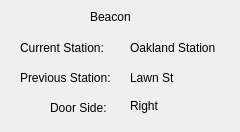
Before: the Qt Designer form TrackModel/beacon.ui in shamuraii/ECE1140, drawn with Qt 5.
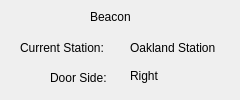
After: the same form once the commit is applied.

The edit to the form file:
```diff
--- a/TrackModel/beacon.ui
+++ b/TrackModel/beacon.ui
@@ -7,7 +7,7 @@
     <x>0</x>
     <y>0</y>
     <width>240</width>
-    <height>132</height>
+    <height>100</height>
    </rect>
   </property>
   <property name="windowTitle">
@@ -26,24 +26,11 @@
     <string>Current Station:</string>
    </property>
   </widget>
-  <widget class="QLabel" name="label_2">
-   <property name="geometry">
-    <rect>
-     <x>20</x>
-     <y>70</y>
-     <width>111</width>
-     <height>16</height>
-    </rect>
-   </property>
-   <property name="text">
-    <string>Previous Station:</string>
-   </property>
-  </widget>
   <widget class="QLabel" name="label_3">
    <property name="geometry">
     <rect>
      <x>50</x>
-     <y>100</y>
+     <y>70</y>
      <width>81</width>
      <height>16</height>
     </rect>
@@ -56,7 +43,7 @@
    <property name="geometry">
     <rect>
      <x>130</x>
-     <y>90</y>
+     <y>60</y>
      <width>51</width>
      <height>31</height>
     </rect>
@@ -78,19 +65,6 @@
     <string>Oakland Station</string>
    </property>
   </widget>
-  <widget class="QLabel" name="label_6">
-   <property name="geometry">
-    <rect>
-     <x>130</x>
-     <y>70</y>
-     <width>71</width>
-     <height>16</height>
-    </rect>
-   </property>
-   <property name="text">
-    <string>Lawn St</string>
-   </property>
-  </widget>
   <widget class="QLabel" name="label_7">
    <property name="geometry">
     <rect>
```
